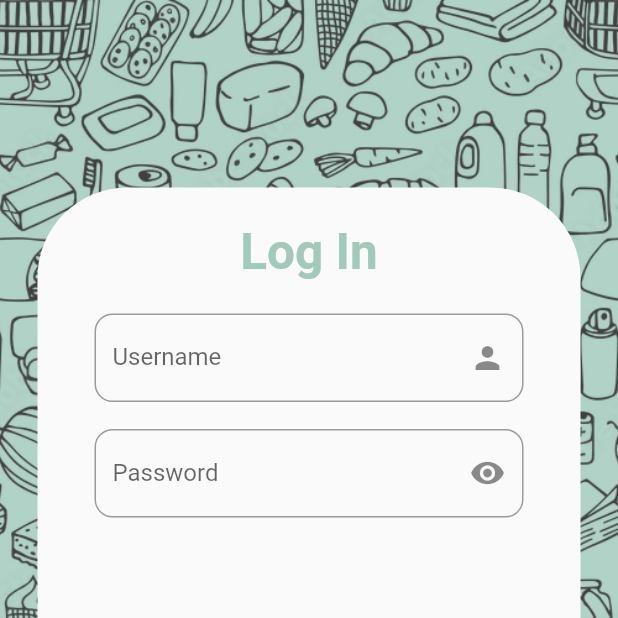
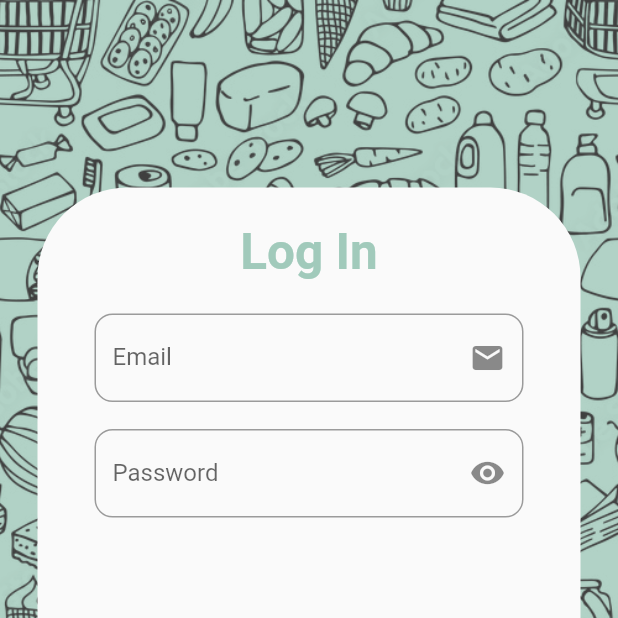
Before and after one commit to SteevenAlbert/AR-Grocery-Shopping-Companion, a Flutter app: the screen it shows after launch, on a phone screen of 412 x 824 dp, the top half of it. Run offline on Flutter 3.47's test engine with Material 2 defaults, Android fonts, the phone set to English and light mode, and no system bars; drawn by our look-alikes of persistent_bottom_nav_bar; our stand-ins replace carousel_slider, cloud_firestore, firebase_core, fl_chart, flutter_riverpod, flutter_svg and 5 more; missing offline and left inert: animated_button, augmented_reality_plugin_wikitude, favorite_button, flutter_session_manager; accounts and stored records are empty; Roboto replaces fonts that are missing (Ubuntu).

Commit message:
log in with email (tbc)

```diff
--- a/lib/domain/models/user/user.dart
+++ b/lib/domain/models/user/user.dart
@@ -21,8 +21,7 @@ class User {
 
   //deleteAccount
 
-  static User? retrieveAccount(username, password) {
-    return users.firstWhere((element) =>
-        element.username == username && element.password == password);
+  static User? findEmailMatch(email) {
+    return users.firstWhere((element) => element.email == email);
   }
 }
--- a/lib/presentation/authentication/log_in.dart
+++ b/lib/presentation/authentication/log_in.dart
@@ -13,7 +13,7 @@ class LogInScreen extends StatefulWidget {
 
 class LogInScreenState extends State<LogInScreen> {
   final GlobalKey<FormState> _formKey = GlobalKey();
-  TextEditingController usernameController = new TextEditingController();
+  TextEditingController emailController = new TextEditingController();
   TextEditingController passwordController = new TextEditingController();
 
   bool _isHidden = true;
@@ -25,15 +25,15 @@ class LogInScreenState extends State<LogInScreen> {
 
   void _logIn() async {
     if (_formKey.currentState!.validate()) {
-      User? user = User.retrieveAccount(
-          usernameController.text, passwordController.text);
+      User? user = User.findEmailMatch(emailController.text);
       // User? user = User.fromJson();
 
       if (user == null) {
-        //...validation error; wrong creds...//
+        //... email creds doesn't exist...//
+      } else if (user.password != passwordController.text) {
+        //... password wrong ...//
       } else {
         var sessionManager = SessionManager();
-        print("ALO");
 
         await sessionManager.set("type", user.type);
         await sessionManager.set("isLoggedIn", true);
@@ -54,11 +54,15 @@ class LogInScreenState extends State<LogInScreen> {
         child: ListView(shrinkWrap: false, children: [
           Center(child: customTitle(context: context, text: "Log In")),
           customTextFormField(
-              context: context,
-              controller: usernameController,
-              labelText: "Username",
-              icon: Icons.person,
-              errorMessage: 'Please enter your username.'),
+            context: context,
+            controller: emailController,
+            labelText: "Email",
+            icon: Icons.mail,
+            errorMessage: 'Please enter your email.',
+            regex:
+                r'^(([^<>()[\]\\.,;:\s@\"]+(\.[^<>()[\]\\.,;:\s@\"]+)*)|(\".+\"))@((\[[0-9]{1,3}\.[0-9]{1,3}\.[0-9]{1,3}\.[0-9]{1,3}\])|(([a-zA-Z\-0-9]+\.)+[a-zA-Z]{2,}))$',
+            errorMessage2: "Email format is incorrect.",
+          ),
           customTextFormField(
             context: context,
             controller: passwordController,
```
Also changed, not shown: lib/presentation/authentication/register.dart (+9 -56 lines).
